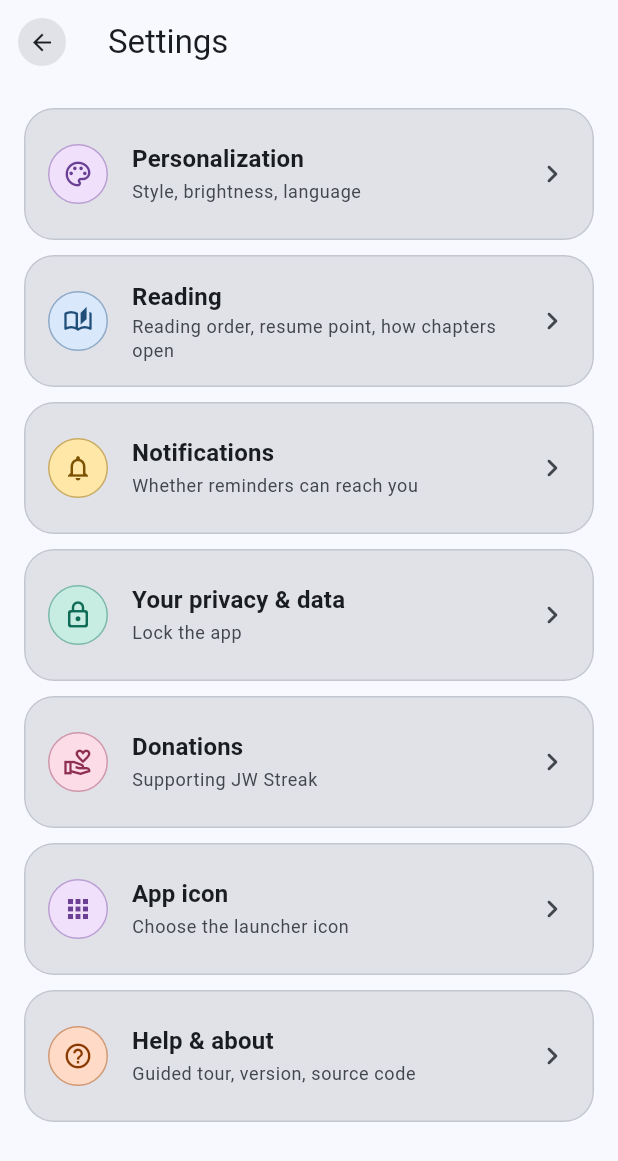
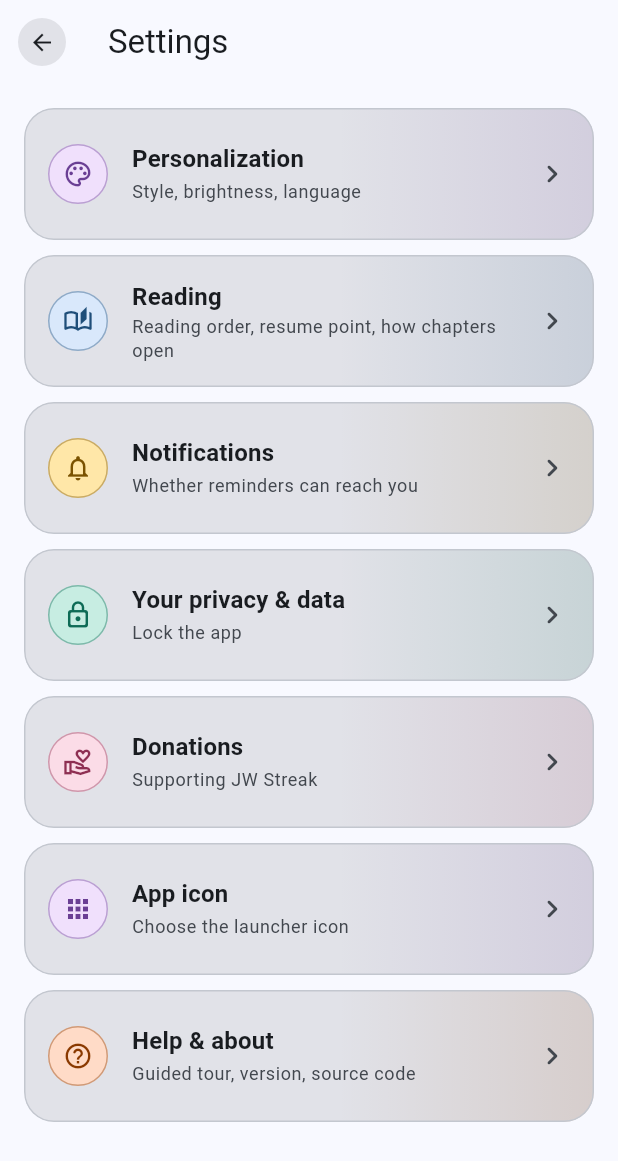
Before and after one commit to Hiburger/JWStreak, a Flutter app: the SettingsScreen screen opened directly with empty values, on a phone screen of 412 x 824 dp. Shown: the top 1161 px of the screen. Run offline on Flutter 3.47's test engine with Material 3 defaults, Android fonts, the phone set to English and light mode, and no system bars; drawn by our look-alikes of dynamic_color; our stand-ins replace flutter_local_notifications, flutter_markdown, flutter_timezone, local_auth, package_info_plus, pdf and 5 more; missing offline and left inert: file_selector; accounts and stored records are empty.

Commit message:
ui: improve settings ui with cool degradees

```diff
--- a/lib/screens/settings_screen.dart
+++ b/lib/screens/settings_screen.dart
@@ -170,6 +170,22 @@ class _CategoryTile extends StatelessWidget {
         shape: shape,
         clipBehavior: Clip.antiAlias,
         margin: EdgeInsets.zero,
+        child: DecoratedBox(
+          // A quiet wash of the icon's own color, entering from the right
+          // and dissolving about halfway across — keeps the doors readable
+          // as a list while letting each category carry a little more of
+          // its own identity than the small leading circle alone.
+          decoration: BoxDecoration(
+            gradient: LinearGradient(
+              begin: Alignment.centerRight,
+              end: Alignment.centerLeft,
+              colors: <Color>[
+                accentFg.withValues(alpha: 0.12),
+                accentFg.withValues(alpha: 0),
+              ],
+              stops: const <double>[0, 0.45],
+            ),
+          ),
           child: ListTile(
             contentPadding: const EdgeInsets.symmetric(
               horizontal: 16,
@@ -204,6 +220,7 @@ class _CategoryTile extends StatelessWidget {
             onTap: onTap,
           ),
         ),
+      ),
     );
   }
 }
```
Lines whose indentation alone changed are shown as unchanged.
